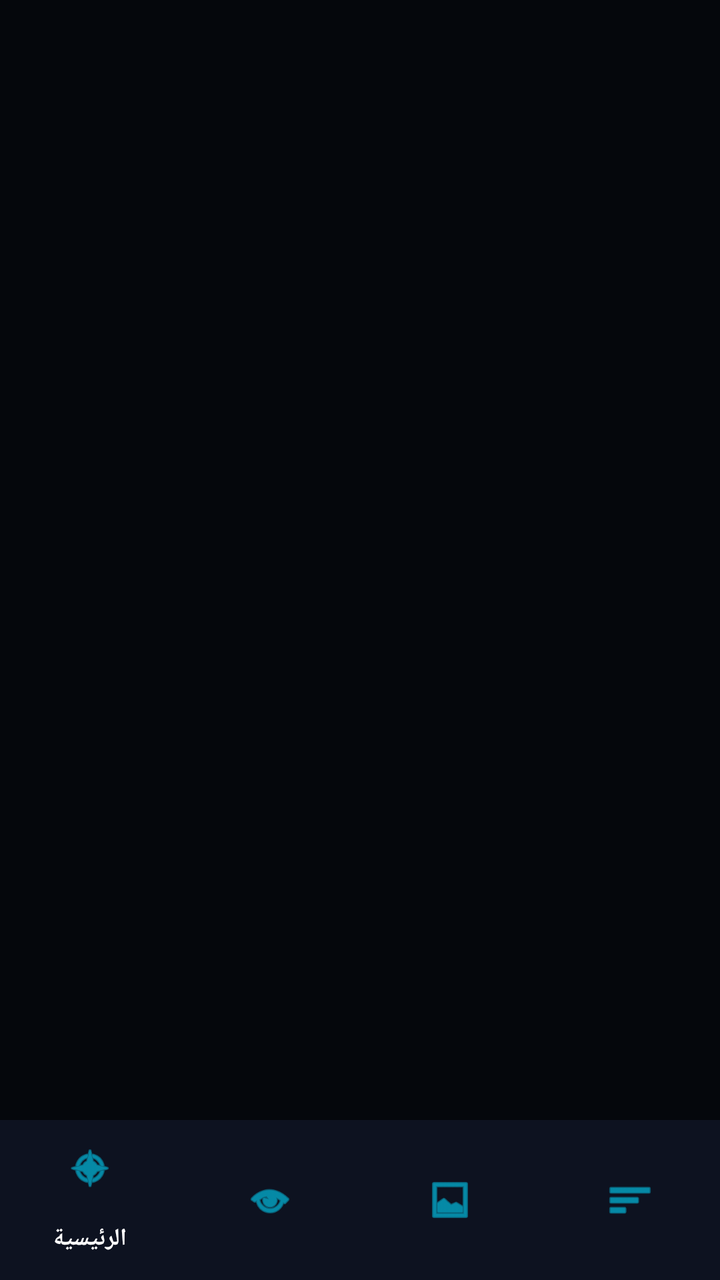
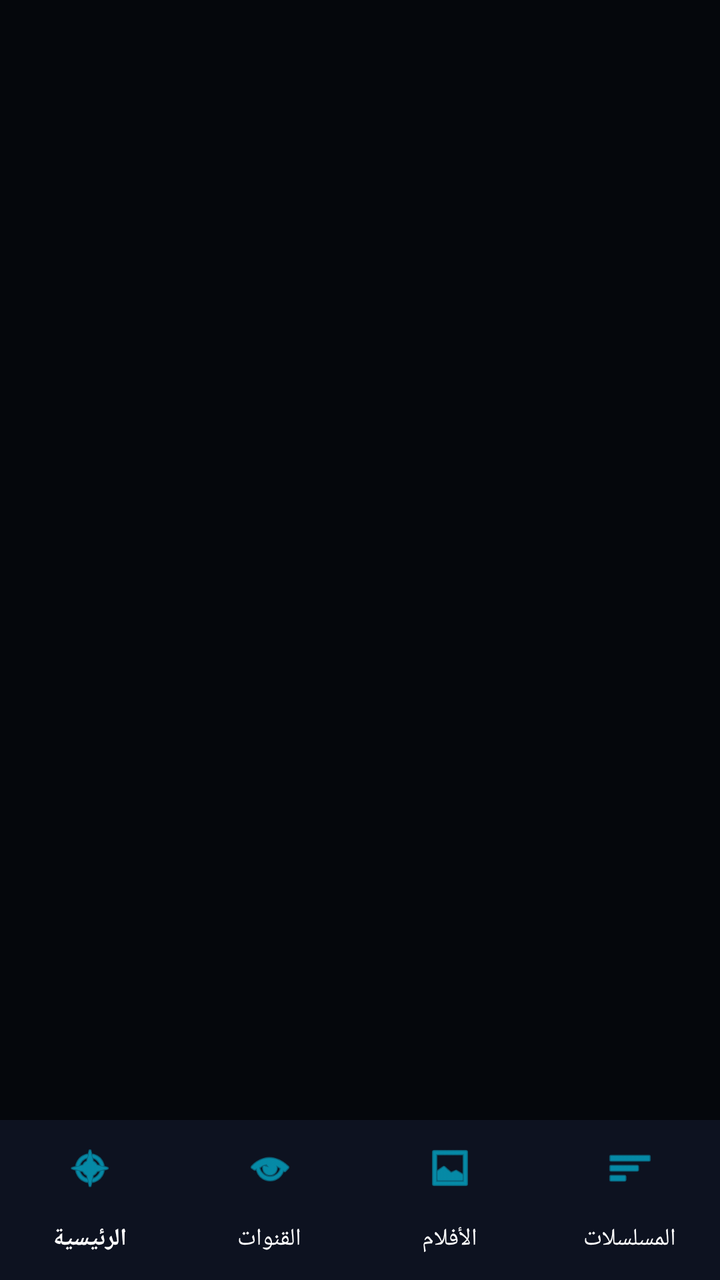

The first picture is an Android layout as it rendered before a commit; the second is the same layout after the commit. The layout source and the unified diff follow.
<!-- AndroidManifest.xml: application theme Theme.Xtreme -->
<!-- res/layout/activity_main.xml -->
<?xml version="1.0" encoding="utf-8"?>
<LinearLayout xmlns:android="http://schemas.android.com/apk/res/android"
    xmlns:app="http://schemas.android.com/apk/res-auto"
    android:layout_width="match_parent"
    android:layout_height="match_parent"
    android:orientation="vertical"
    android:background="@color/bg_deep">

    <FrameLayout
        android:id="@+id/fragment_container"
        android:layout_width="match_parent"
        android:layout_height="0dp"
        android:layout_weight="1" />

    <com.google.android.material.bottomnavigation.BottomNavigationView
        android:id="@+id/bottom_nav"
        android:layout_width="match_parent"
        android:layout_height="wrap_content"
        android:background="@color/bg_card"
        app:itemIconTint="@color/neon_cyan"
        app:itemTextColor="@color/text_primary"
        app:menu="@menu/bottom_nav_menu" />

</LinearLayout>
<!-- resources referenced by this layout -->
<resources>
  <color name="bg_card">#0D1220</color>
  <color name="bg_deep">#05070C</color>
  <color name="neon_cyan">#00D9FF</color>
  <color name="text_primary">#FFFFFF</color>
  <style name="Theme.Xtreme" parent="Theme.Material3.Dark.NoActionBar">
          <item name="colorPrimary">@color/neon_cyan</item>
          <item name="colorOnPrimary">#000000</item>
          <item name="colorSecondary">@color/neon_purple</item>
          <item name="colorOnSecondary">#FFFFFF</item>
          <item name="android:windowBackground">@color/bg_deep</item>
          <item name="android:statusBarColor">@color/bg_deep</item>
          <item name="android:navigationBarColor">@color/bg_deep</item>
          <item name="android:windowLightStatusBar">false</item>
      </style>
  <color name="neon_purple">#8B5CF6</color>
</resources>

<!-- the commit's change to res/layout/activity_main.xml (unified diff, before → after) -->
@@ -19,6 +19,8 @@
         android:background="@color/bg_card"
         app:itemIconTint="@color/neon_cyan"
         app:itemTextColor="@color/text_primary"
+        app:itemActiveIndicatorStyle="@null"
+        app:labelVisibilityMode="labeled"
         app:menu="@menu/bottom_nav_menu" />
 
 </LinearLayout>
